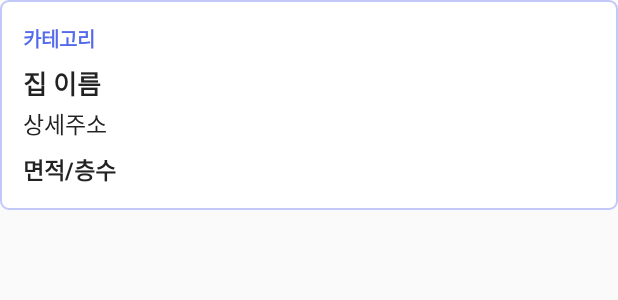
After one commit to WibeeHomes/WibeeHomes, an Android app: the layout item_home.xml on its own in the app's theme, with its tools: preview values and no code run, on a phone screen of 412 x 824 dp. The commit adds this screen. Shown: the top 300 px of the screen. Run offline under Robolectric (Android 15) with nearby library versions, the phone set to English and light mode, and no system bars; network calls fail.

Commit message:
Home Activity 업데이트

```diff
--- a/app/src/main/java/app/wibeehomes/HomeConditionActivity.java
+++ b/app/src/main/java/app/wibeehomes/HomeConditionActivity.java
@@ -220,7 +220,7 @@ public class HomeConditionActivity extends AppCompatActivity {
         bigLocSpinner.setAdapter(bigAdapter);
         bigLocSpinner.setSelection(bigLocal);
 
-        //int arrayResId = getResources().getIdentifier("array_"+Integer.toString(bigLocal), "array", getApplicationContext().getPackageName());
+        int arrayResId = getResources().getIdentifier("array_"+Integer.toString(bigLocal), "array", getApplicationContext().getPackageName());
         smallAdapter = ArrayAdapter.createFromResource(this, R.array.array_0, R.layout.item_spinner);
         smallAdapter.setDropDownViewResource(R.layout.support_simple_spinner_dropdown_item);
         smallLocSpinner.setAdapter(smallAdapter);
@@ -351,9 +351,7 @@ public class HomeConditionActivity extends AppCompatActivity {
                     // 부동산 검색 조건 서버로 보내고 HomeActivity로 이동
                     Intent homeIntent = new Intent(HomeConditionActivity.this, HomeActivity.class);
                     homeIntent.putExtra("homeList", residentialFacilities);
-                    setResult(RESULT_OK,homeIntent);
-                    finish();
-                    //startActivity(homeIntent);
+                    startActivity(homeIntent);
                 }
             }
         });
--- a/app/src/main/res/layout/activity_home.xml
+++ b/app/src/main/res/layout/activity_home.xml
@@ -77,7 +77,7 @@
         app:layout_constraintTop_toBottomOf="@id/home_toolbar"
         app:layout_constraintLeft_toLeftOf="parent"
         app:layout_constraintRight_toRightOf="parent"
-        app:layout_constraintBottom_toTopOf="@id/map_view"
+        app:layout_constraintBottom_toTopOf="@id/home_rv_list"
         android:orientation="horizontal">
         <TextView
             android:id="@+id/home_tv_condition"
@@ -104,8 +104,8 @@
 
     </LinearLayout>
 
-    <RelativeLayout
-        android:id="@+id/map_view"
+    <androidx.recyclerview.widget.RecyclerView
+        android:id="@+id/home_rv_list"
         android:layout_width="match_parent"
         android:layout_height="0dp"
         android:layout_marginTop="20dp"
--- /dev/null
+++ b/app/src/main/res/layout/item_home.xml
@@ -0,0 +1,45 @@
+<?xml version="1.0" encoding="utf-8"?>
+<LinearLayout xmlns:android="http://schemas.android.com/apk/res/android"
+    android:orientation="vertical" android:layout_width="match_parent"
+    android:layout_height="wrap_content"
+    android:background="@drawable/edittext_light_blue"
+    android:padding="15dp"
+    android:layout_marginBottom="10dp">
+
+    <TextView
+        android:id="@+id/item_home_category"
+        android:text="카테고리"
+        android:textSize="13dp"
+        android:textColor="@color/colorMainBlue"
+        android:textStyle="bold"
+        android:layout_marginBottom="6dp"
+        android:layout_width="match_parent"
+        android:layout_height="wrap_content"/>
+    <TextView
+        android:id="@+id/item_home_address"
+        android:text="집 이름"
+        android:textColor="@color/black"
+        android:textStyle="bold"
+        android:textSize="17dp"
+        android:layout_width="match_parent"
+        android:layout_height="wrap_content"/>
+    <TextView
+        android:id="@+id/item_home_detail_address"
+        android:text="상세주소"
+        android:maxLines="2"
+        android:textColor="@color/black"
+        android:textSize="15dp"
+        android:layout_marginTop="2dp"
+        android:layout_width="match_parent"
+        android:layout_height="wrap_content"/>
+    <TextView
+        android:id="@+id/item_home_area"
+        android:text="면적/층수"
+        android:textColor="@color/black"
+        android:textSize="15dp"
+        android:textStyle="bold"
+        android:layout_marginTop="7dp"
+        android:layout_width="match_parent"
+        android:layout_height="wrap_content"/>
+
+</LinearLayout>
```
Also changed, not shown: app/src/main/java/app/wibeehomes/HomeActivity.java (+33 -113 lines), app/src/main/java/app/wibeehomes/adapter/HomeListAdapter.java (added, +89 -0 lines).
